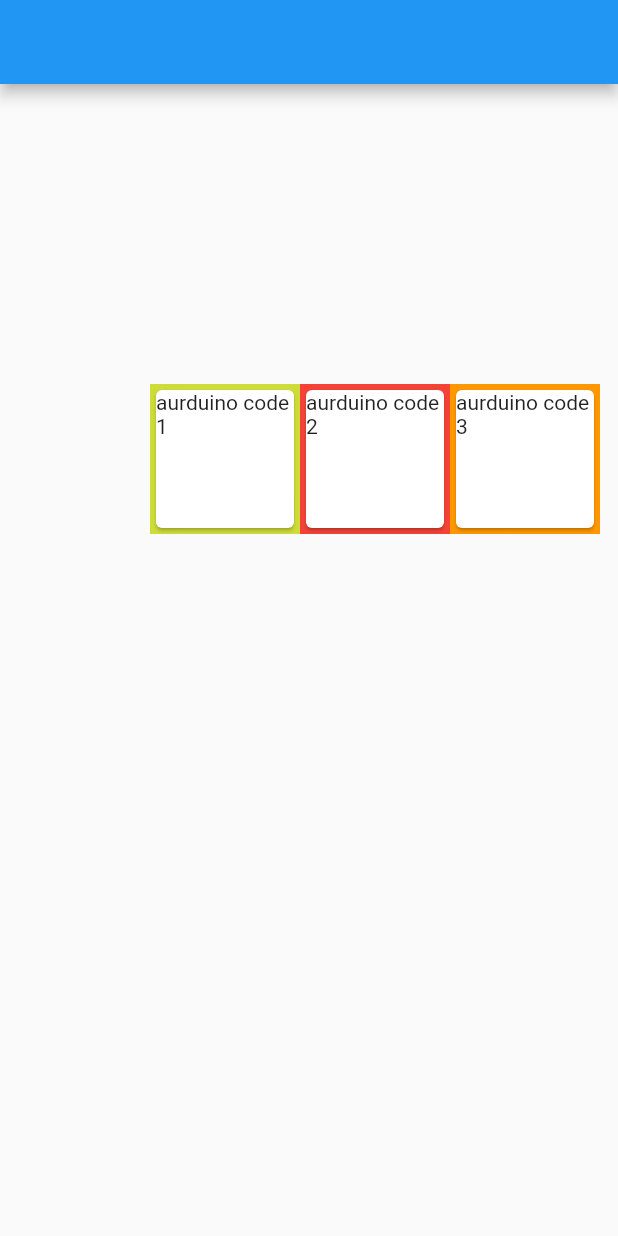
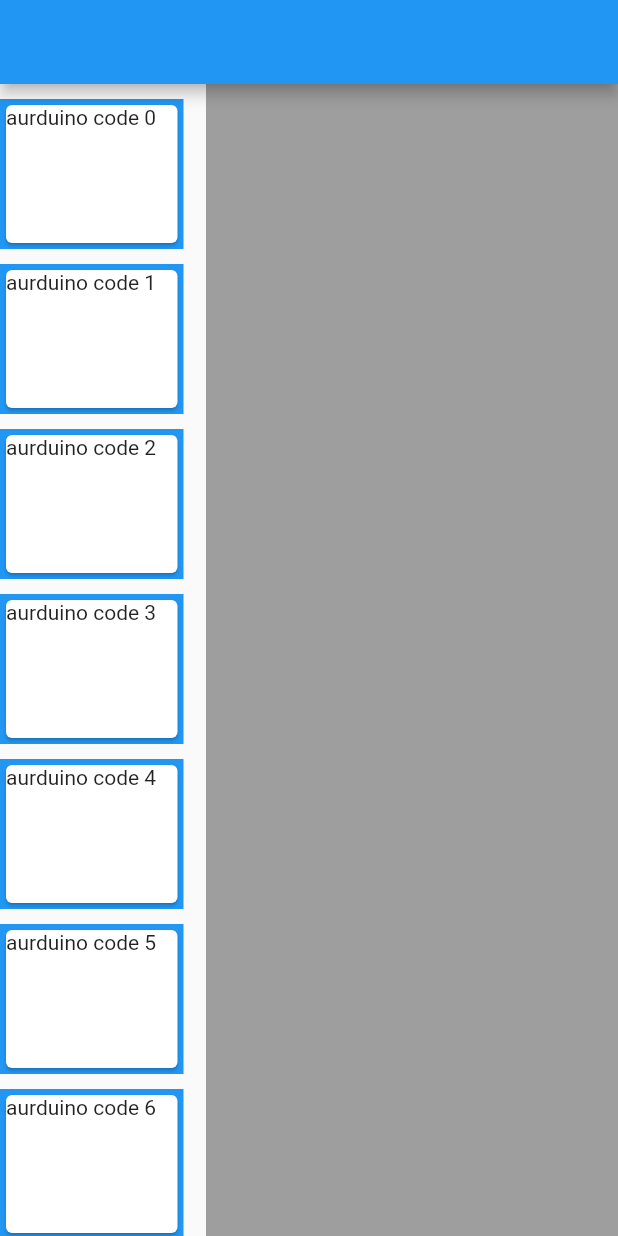
Before and after one commit to OmarHanyhassan/CYH-code-your-home, a Flutter app: the screen it shows after launch, on a phone screen of 412 x 824 dp. Run offline on Flutter 3.47's test engine with Material 2 defaults, Android fonts, the phone set to English and light mode, and no system bars.

Commit message:
update UI

```diff
--- a/lib/main.dart
+++ b/lib/main.dart
@@ -5,7 +5,7 @@ void main() {
 }
 
 class MyApp extends StatelessWidget {
-  // This widget is the root of your application.
+  //  This widget is the root of your application.
   @override
   Widget build(BuildContext context) {
     return MaterialApp(
@@ -32,14 +32,29 @@ class _HomeState extends State<Home> {
 
     return Scaffold(
       appBar: AppBar(),
-      body: Stack(
+      body: Flex(
+        direction: Axis.horizontal,
         children: [
-          DragBox(Offset(100.0, 200.0), "aurduino code 1", Colors.lime),
-          DragBox(Offset(200.0, 200.0), "aurduino code 2", Colors.red),
-          DragBox(Offset(300.0, 200.0), "aurduino code 3", Colors.orange),
-          Positioned(
-              top: 400,
-              left: 500,
+          Expanded(
+            flex: 2,
+            child: ListView.builder(
+              itemCount: 9,
+              itemBuilder: (context, index) {
+                return Container(
+                  margin: EdgeInsets.only(
+                    top: 10,
+                    right: 15,
+                  ),
+                  child: DragBox(
+                    "aurduino code $index",
+                    Colors.blue,
+                  ),
+                );
+              },
+            ),
+          ),
+          Expanded(
+            flex: 4,
             child: DragTarget(
               onAccept: (String titles) {
                 title = titles;
@@ -48,26 +63,53 @@ class _HomeState extends State<Home> {
                 print(accepted);
 
                 return Container(
-                    width: 200,
-                    height: 200,
                   color: Colors.grey,
                   child: Center(
-                      child: Text("${title}"),
+                    child: Text("$title"),
                   ),
                 );
               },
-              ))
+            ),
+          ),
         ],
       ),
+      //  body: Stack(
+      //    children: [
+      //      DragBox(Offset(100.0, 200.0), "aurduino code 1", Colors.lime),
+      //      DragBox(Offset(200.0, 200.0), "aurduino code 2", Colors.red),
+      //      DragBox(Offset(300.0, 200.0), "aurduino code 3", Colors.orange),
+      //      Positioned(
+      //        bottom: 0,
+      //        left: 50,
+      //        child: DragTarget(
+      //          onAccept: (String titles) {
+      //            title = titles;
+      //          },
+      //          builder: (context, accepted, rejected) {
+      //            print(accepted);
+
+      //            return Container(
+      //              width: 200,
+      //              height: 200,
+      //              color: Colors.grey,
+      //              child: Center(
+      //                child: Text("$title"),
+      //              ),
+      //            );
+      //          },
+      //        ),
+      //      ),
+      //    ],
+      //  ),
     );
   }
 }
 
 class DragBox extends StatefulWidget {
-  final Offset initpos;
+  // final Offset initpos;
   final String code;
   final Color itemColor;
-  DragBox(this.initpos, this.code, this.itemColor);
+  DragBox(this.code, this.itemColor);
 
   @override
   _DragBoxState createState() => _DragBoxState();
@@ -78,15 +120,11 @@ class _DragBoxState extends State<DragBox> {
   @override
   void initState() {
     super.initState();
-    position = widget.initpos;
   }
 
   @override
   Widget build(BuildContext context) {
-    return Positioned(
-      left: position.dx,
-      top: position.dy,
-      child: Draggable(
+    return Draggable(
       data: widget.code,
       child: Container(
         color: widget.itemColor,
@@ -108,7 +146,6 @@ class _DragBoxState extends State<DragBox> {
         width: 100,
         height: 100,
       ),
-      ),
     );
   }
 }
```
Also changed, not shown: 1 other file. Lines whose indentation alone changed are shown as unchanged.
